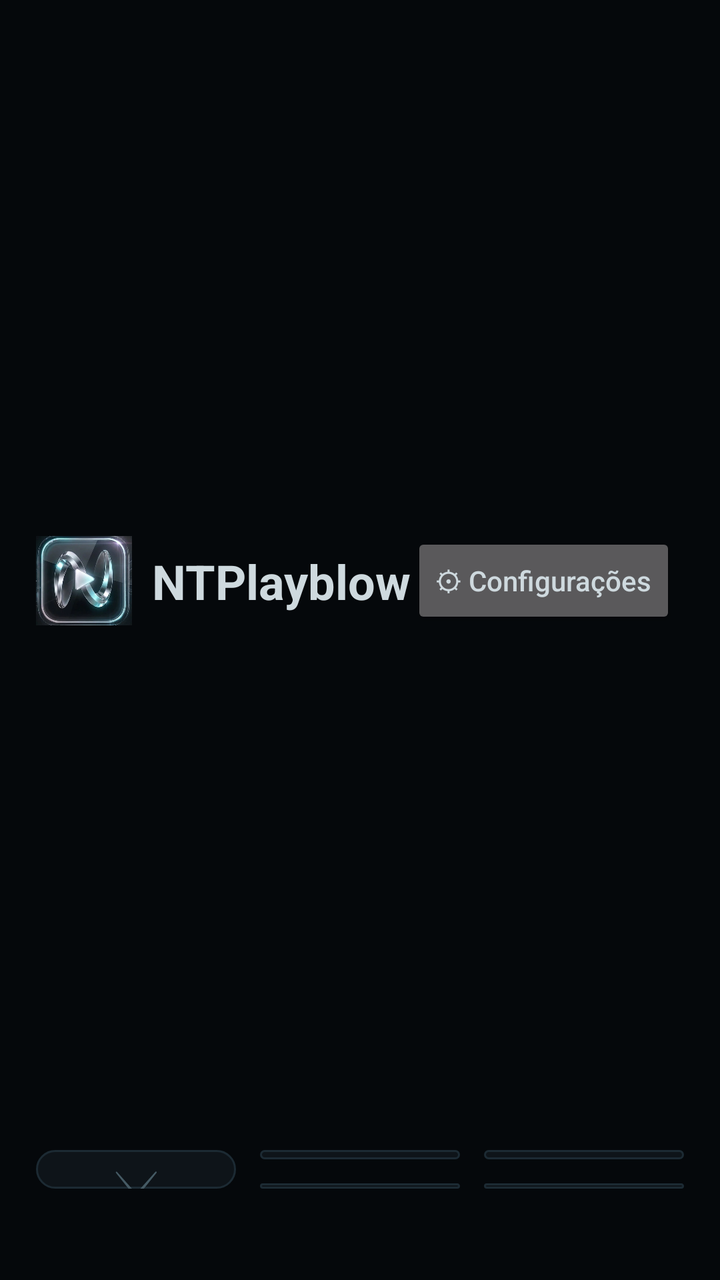
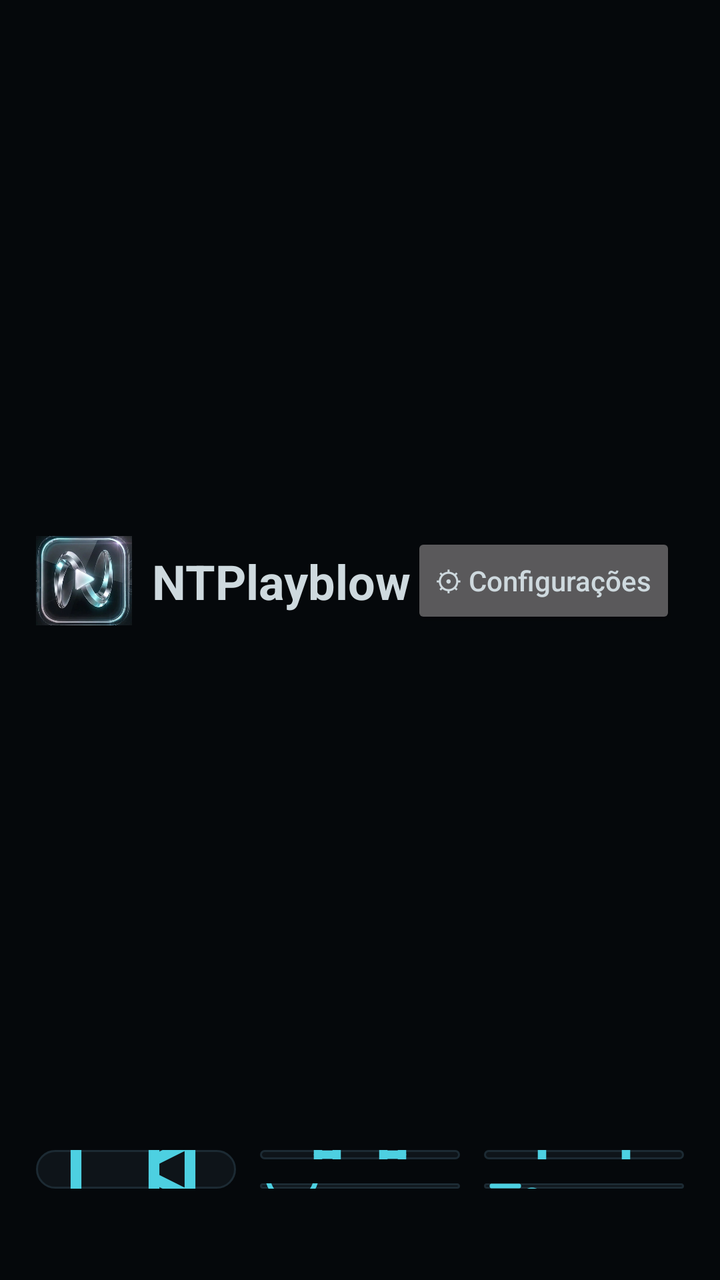

Before-and-after screenshots of an Android layout around one commit, followed by the original layout XML and the change that was made.
<!-- AndroidManifest.xml: application theme Theme.NTPlayblow -->
<!-- res/layout/activity_home.xml -->
<?xml version="1.0" encoding="utf-8"?>
<LinearLayout xmlns:android="http://schemas.android.com/apk/res/android"
    android:layout_width="match_parent" android:layout_height="match_parent"
    android:orientation="vertical" android:background="#05080B" android:padding="18dp">

    <LinearLayout
        android:layout_width="match_parent" android:layout_height="wrap_content"
        android:orientation="horizontal" android:gravity="center_vertical">
        <ImageView android:layout_width="48dp" android:layout_height="48dp"
            android:src="@drawable/logo_icon" android:contentDescription="NTPlayblow"/>
        <TextView android:layout_width="wrap_content" android:layout_height="wrap_content"
            android:text="NTPlayblow" android:textColor="#CED9DE" android:textSize="24sp"
            android:textStyle="bold" android:paddingStart="10dp"/>
        <LinearLayout android:layout_width="0dp" android:layout_height="wrap_content"
            android:layout_weight="1" android:orientation="vertical" android:gravity="center_horizontal">
            <TextClock android:layout_width="wrap_content" android:layout_height="wrap_content"
                android:format24Hour="HH:mm" android:format12Hour="HH:mm"
                android:textColor="#E6EDF2" android:textSize="34sp"/>
            <TextClock android:layout_width="wrap_content" android:layout_height="wrap_content"
                android:format24Hour="EEEE, d 'de' MMMM" android:format12Hour="EEEE, d 'de' MMMM"
                android:textColor="#7F8E99" android:textSize="13sp"/>
        </LinearLayout>
        <Button android:id="@+id/settings" android:layout_width="wrap_content" android:layout_height="wrap_content"
            android:text="⚙ Configurações" android:textAllCaps="false"/>
        <Button android:id="@+id/profile" android:layout_width="wrap_content" android:layout_height="wrap_content"
            android:text="Perfil" android:textAllCaps="false"/>
    </LinearLayout>

    <LinearLayout
        android:layout_width="match_parent" android:layout_height="0dp" android:layout_weight="1"
        android:orientation="horizontal" android:layout_marginTop="12dp">

        <LinearLayout android:id="@+id/tile_live"
            android:layout_width="0dp" android:layout_height="match_parent" android:layout_weight="1"
            android:orientation="vertical" android:gravity="center" android:background="@drawable/bg_tile"
            android:clickable="true" android:focusable="true">
            <TextView android:layout_width="wrap_content" android:layout_height="wrap_content"
                android:text="📺" android:textSize="44sp"/>
            <TextView android:layout_width="wrap_content" android:layout_height="wrap_content"
                android:text="TV ao Vivo" android:textColor="#E6EDF2" android:textSize="26sp" android:textStyle="bold"/>
        </LinearLayout>

        <LinearLayout
            android:layout_width="0dp" android:layout_height="match_parent" android:layout_weight="1"
            android:orientation="vertical" android:layout_marginStart="12dp">
            <LinearLayout android:id="@+id/tile_movies"
                android:layout_width="match_parent" android:layout_height="0dp" android:layout_weight="2"
                android:orientation="vertical" android:gravity="center" android:background="@drawable/bg_tile"
                android:clickable="true" android:focusable="true">
                <TextView android:layout_width="wrap_content" android:layout_height="wrap_content"
                    android:text="🎬" android:textSize="40sp"/>
                <TextView android:layout_width="wrap_content" android:layout_height="wrap_content"
                    android:text="Filmes" android:textColor="#E6EDF2" android:textSize="24sp" android:textStyle="bold"/>
            </LinearLayout>
            <LinearLayout android:id="@+id/tile_favs"
                android:layout_width="match_parent" android:layout_height="0dp" android:layout_weight="1"
                android:orientation="vertical" android:gravity="center" android:background="@drawable/bg_tile"
                android:layout_marginTop="12dp" android:clickable="true" android:focusable="true">
                <TextView android:layout_width="wrap_content" android:layout_height="wrap_content"
                    android:text="♥ Favoritos" android:textColor="#E6EDF2" android:textSize="20sp" android:textStyle="bold"/>
                <TextView android:id="@+id/sub_favs" android:layout_width="wrap_content" android:layout_height="wrap_content"
                    android:textColor="#7F8E99" android:textSize="13sp"/>
            </LinearLayout>
        </LinearLayout>

        <LinearLayout
            android:layout_width="0dp" android:layout_height="match_parent" android:layout_weight="1"
            android:orientation="vertical" android:layout_marginStart="12dp">
            <LinearLayout android:id="@+id/tile_series"
                android:layout_width="match_parent" android:layout_height="0dp" android:layout_weight="2"
                android:orientation="vertical" android:gravity="center" android:background="@drawable/bg_tile"
                android:clickable="true" android:focusable="true">
                <TextView android:layout_width="wrap_content" android:layout_height="wrap_content"
                    android:text="📼" android:textSize="40sp"/>
                <TextView android:layout_width="wrap_content" android:layout_height="wrap_content"
                    android:text="Séries" android:textColor="#E6EDF2" android:textSize="24sp" android:textStyle="bold"/>
            </LinearLayout>
            <LinearLayout android:id="@+id/tile_playlist"
                android:layout_width="match_parent" android:layout_height="0dp" android:layout_weight="1"
                android:orientation="vertical" android:gravity="center" android:background="@drawable/bg_tile"
                android:layout_marginTop="12dp" android:clickable="true" android:focusable="true">
                <TextView android:layout_width="wrap_content" android:layout_height="wrap_content"
                    android:text="≡ Playlist" android:textColor="#E6EDF2" android:textSize="20sp" android:textStyle="bold"/>
                <TextView android:layout_width="wrap_content" android:layout_height="wrap_content"
                    android:text="Adicionar / gerenciar" android:textColor="#7F8E99" android:textSize="13sp"/>
            </LinearLayout>
        </LinearLayout>
    </LinearLayout>

    <TextView android:id="@+id/footer" android:layout_width="match_parent" android:layout_height="wrap_content"
        android:layout_marginTop="10dp" android:textColor="#7F8E99" android:textSize="13sp"
        android:singleLine="true" android:ellipsize="end"/>
</LinearLayout>
<!-- resources referenced by this layout -->
<resources>
  <style name="Theme.NTPlayblow" parent="android:Theme.Material.NoActionBar">
          <item name="android:windowBackground">#05080B</item>
          <item name="android:statusBarColor">#05080B</item>
          <item name="android:navigationBarColor">#05080B</item>
          <item name="android:textColor">#CED9DE</item>
          <item name="android:colorAccent">#4DD0E1</item>
          <item name="android:colorControlActivated">#4DD0E1</item>
      </style>
  <!-- unchanged entries left out for length: 2 -->
</resources>

<!-- the commit's change to res/layout/activity_home.xml (unified diff, before → after) -->
@@ -34,8 +34,8 @@
             android:layout_width="0dp" android:layout_height="match_parent" android:layout_weight="1"
             android:orientation="vertical" android:gravity="center" android:background="@drawable/bg_tile"
             android:clickable="true" android:focusable="true">
-            <TextView android:layout_width="wrap_content" android:layout_height="wrap_content"
-                android:text="📺" android:textSize="44sp"/>
+            <ImageView android:layout_width="72dp" android:layout_height="72dp"
+                android:src="@drawable/ic_live" android:contentDescription="TV ao Vivo"/>
             <TextView android:layout_width="wrap_content" android:layout_height="wrap_content"
                 android:text="TV ao Vivo" android:textColor="#E6EDF2" android:textSize="26sp" android:textStyle="bold"/>
         </LinearLayout>
@@ -47,19 +47,24 @@
                 android:layout_width="match_parent" android:layout_height="0dp" android:layout_weight="2"
                 android:orientation="vertical" android:gravity="center" android:background="@drawable/bg_tile"
                 android:clickable="true" android:focusable="true">
-                <TextView android:layout_width="wrap_content" android:layout_height="wrap_content"
-                    android:text="🎬" android:textSize="40sp"/>
+                <ImageView android:layout_width="56dp" android:layout_height="56dp"
+                    android:src="@drawable/ic_movies" android:contentDescription="Filmes"/>
                 <TextView android:layout_width="wrap_content" android:layout_height="wrap_content"
                     android:text="Filmes" android:textColor="#E6EDF2" android:textSize="24sp" android:textStyle="bold"/>
             </LinearLayout>
             <LinearLayout android:id="@+id/tile_favs"
                 android:layout_width="match_parent" android:layout_height="0dp" android:layout_weight="1"
-                android:orientation="vertical" android:gravity="center" android:background="@drawable/bg_tile"
+                android:orientation="horizontal" android:gravity="center" android:background="@drawable/bg_tile"
                 android:layout_marginTop="12dp" android:clickable="true" android:focusable="true">
-                <TextView android:layout_width="wrap_content" android:layout_height="wrap_content"
-                    android:text="♥ Favoritos" android:textColor="#E6EDF2" android:textSize="20sp" android:textStyle="bold"/>
-                <TextView android:id="@+id/sub_favs" android:layout_width="wrap_content" android:layout_height="wrap_content"
-                    android:textColor="#7F8E99" android:textSize="13sp"/>
+                <ImageView android:layout_width="32dp" android:layout_height="32dp"
+                    android:src="@drawable/ic_heart" android:contentDescription="Favoritos"/>
+                <LinearLayout android:layout_width="wrap_content" android:layout_height="wrap_content"
+                    android:orientation="vertical" android:layout_marginStart="12dp">
+                    <TextView android:layout_width="wrap_content" android:layout_height="wrap_content"
+                        android:text="Favoritos" android:textColor="#E6EDF2" android:textSize="20sp" android:textStyle="bold"/>
+                    <TextView android:id="@+id/sub_favs" android:layout_width="wrap_content" android:layout_height="wrap_content"
+                        android:textColor="#7F8E99" android:textSize="13sp"/>
+                </LinearLayout>
             </LinearLayout>
         </LinearLayout>
 
@@ -70,19 +75,24 @@
                 android:layout_width="match_parent" android:layout_height="0dp" android:layout_weight="2"
                 android:orientation="vertical" android:gravity="center" android:background="@drawable/bg_tile"
                 android:clickable="true" android:focusable="true">
-                <TextView android:layout_width="wrap_content" android:layout_height="wrap_content"
-                    android:text="📼" android:textSize="40sp"/>
+                <ImageView android:layout_width="56dp" android:layout_height="56dp"
+                    android:src="@drawable/ic_series" android:contentDescription="Séries"/>
                 <TextView android:layout_width="wrap_content" android:layout_height="wrap_content"
                     android:text="Séries" android:textColor="#E6EDF2" android:textSize="24sp" android:textStyle="bold"/>
             </LinearLayout>
             <LinearLayout android:id="@+id/tile_playlist"
                 android:layout_width="match_parent" android:layout_height="0dp" android:layout_weight="1"
-                android:orientation="vertical" android:gravity="center" android:background="@drawable/bg_tile"
+                android:orientation="horizontal" android:gravity="center" android:background="@drawable/bg_tile"
                 android:layout_marginTop="12dp" android:clickable="true" android:focusable="true">
-                <TextView android:layout_width="wrap_content" android:layout_height="wrap_content"
-                    android:text="≡ Playlist" android:textColor="#E6EDF2" android:textSize="20sp" android:textStyle="bold"/>
-                <TextView android:layout_width="wrap_content" android:layout_height="wrap_content"
-                    android:text="Adicionar / gerenciar" android:textColor="#7F8E99" android:textSize="13sp"/>
+                <ImageView android:layout_width="32dp" android:layout_height="32dp"
+                    android:src="@drawable/ic_playlist" android:contentDescription="Playlist"/>
+                <LinearLayout android:layout_width="wrap_content" android:layout_height="wrap_content"
+                    android:orientation="vertical" android:layout_marginStart="12dp">
+                    <TextView android:layout_width="wrap_content" android:layout_height="wrap_content"
+                        android:text="Playlist" android:textColor="#E6EDF2" android:textSize="20sp" android:textStyle="bold"/>
+                    <TextView android:layout_width="wrap_content" android:layout_height="wrap_content"
+                        android:text="Adicionar / gerenciar" android:textColor="#7F8E99" android:textSize="13sp"/>
+                </LinearLayout>
             </LinearLayout>
         </LinearLayout>
     </LinearLayout>
<!-- resource entries referenced after the edit -->
@@ -1,5 +1,43 @@
 <!-- resources referenced by this layout -->
 <resources>
+  <!-- drawable ic_heart (drawable) -->
+  <vector xmlns:android="http://schemas.android.com/apk/res/android"
+      android:width="32dp" android:height="32dp" android:viewportWidth="24" android:viewportHeight="24">
+      <path android:strokeColor="#4DD0E1" android:strokeWidth="1.8" android:strokeLineCap="round" android:strokeLineJoin="round"
+          android:pathData="M12,20.5 C12,20.5 3,15 3,9 A4.5,4.5 0 0 1 12,7 A4.5,4.5 0 0 1 21,9 C21,15 12,20.5 12,20.5 Z"/>
+  </vector>
+  <!-- drawable ic_live (drawable) -->
+  <vector xmlns:android="http://schemas.android.com/apk/res/android"
+      android:width="64dp" android:height="64dp" android:viewportWidth="24" android:viewportHeight="24">
+      <path android:strokeColor="#4DD0E1" android:strokeWidth="1.8" android:strokeLineCap="round" android:strokeLineJoin="round"
+          android:pathData="M4,6 H13 A2,2 0 0 1 15,8 V16 A2,2 0 0 1 13,18 H4 A2,2 0 0 1 2,16 V8 A2,2 0 0 1 4,6 Z"/>
+      <path android:strokeColor="#4DD0E1" android:strokeWidth="1.8" android:strokeLineCap="round" android:strokeLineJoin="round"
+          android:pathData="M15,10.5 L21,7.5 V16.5 L15,13.5"/>
+  </vector>
+  <!-- drawable ic_movies (drawable) -->
+  <vector xmlns:android="http://schemas.android.com/apk/res/android"
+      android:width="64dp" android:height="64dp" android:viewportWidth="24" android:viewportHeight="24">
+      <path android:strokeColor="#4DD0E1" android:strokeWidth="1.8" android:strokeLineCap="round" android:strokeLineJoin="round"
+          android:pathData="M5,3 H19 A2,2 0 0 1 21,5 V19 A2,2 0 0 1 19,21 H5 A2,2 0 0 1 3,19 V5 A2,2 0 0 1 5,3 Z"/>
+      <path android:strokeColor="#4DD0E1" android:strokeWidth="1.8" android:strokeLineCap="round"
+          android:pathData="M7,3 V21 M17,3 V21 M3,8 H7 M3,12 H7 M3,16 H7 M17,8 H21 M17,12 H21 M17,16 H21"/>
+  </vector>
+  <!-- drawable ic_playlist (drawable) -->
+  <vector xmlns:android="http://schemas.android.com/apk/res/android"
+      android:width="32dp" android:height="32dp" android:viewportWidth="24" android:viewportHeight="24">
+      <path android:strokeColor="#4DD0E1" android:strokeWidth="1.8" android:strokeLineCap="round" android:strokeLineJoin="round"
+          android:pathData="M3,6 H21 M3,12 H13 M3,18 H9"/>
+      <path android:strokeColor="#4DD0E1" android:strokeWidth="1.8" android:strokeLineCap="round" android:strokeLineJoin="round"
+          android:pathData="M18,13.5 A3.5,3.5 0 1 1 18,20.5 A3.5,3.5 0 1 1 18,13.5 Z M18,15.5 V18.5 M16.5,17 H19.5"/>
+  </vector>
+  <!-- drawable ic_series (drawable) -->
+  <vector xmlns:android="http://schemas.android.com/apk/res/android"
+      android:width="64dp" android:height="64dp" android:viewportWidth="24" android:viewportHeight="24">
+      <path android:strokeColor="#4DD0E1" android:strokeWidth="1.8" android:strokeLineCap="round" android:strokeLineJoin="round"
+          android:pathData="M5,8 H19 A2,2 0 0 1 21,10 V19 A2,2 0 0 1 19,21 H5 A2,2 0 0 1 3,19 V10 A2,2 0 0 1 5,8 Z"/>
+      <path android:strokeColor="#4DD0E1" android:strokeWidth="1.8" android:strokeLineCap="round" android:strokeLineJoin="round"
+          android:pathData="M8,3 L12,8 L16,3"/>
+  </vector>
   <style name="Theme.NTPlayblow" parent="android:Theme.Material.NoActionBar">
           <item name="android:windowBackground">#05080B</item>
           <item name="android:statusBarColor">#05080B</item>
